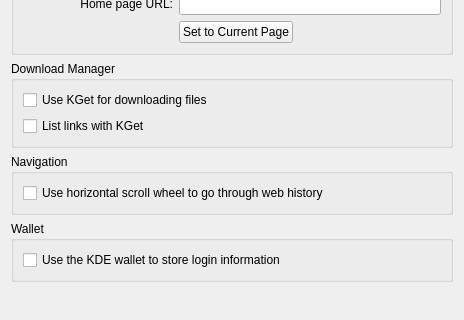
Old version of the form src/settings/settings_general.ui in the repository wyuka/rekonq; both pictures show x 0 to 464 and y 142 to 462 of the 464 by 462 pixel window.
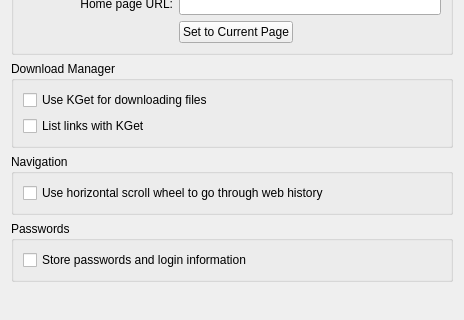
New version of the form. Custom widgets are drawn as their Qt base class.

Commit message: changed the text "use wallet" every where to "store login info" to make it more understandable

Patch:
```diff
--- a/src/settings/settings_general.ui
+++ b/src/settings/settings_general.ui
@@ -193,13 +193,13 @@
    <item>
     <widget class="QGroupBox" name="groupBox_6">
      <property name="title">
-      <string>Wallet</string>
+      <string>Passwords</string>
      </property>
      <layout class="QVBoxLayout" name="verticalLayout_4">
       <item>
        <widget class="QCheckBox" name="kcfg_useWallet">
         <property name="text">
-         <string>Use the KDE wallet to store login information</string>
+         <string>Store passwords and login information</string>
         </property>
        </widget>
       </item>
```
Left out of the diff: 2 changed lines with no effect on the pictures. The commit also changes 2 other files.
